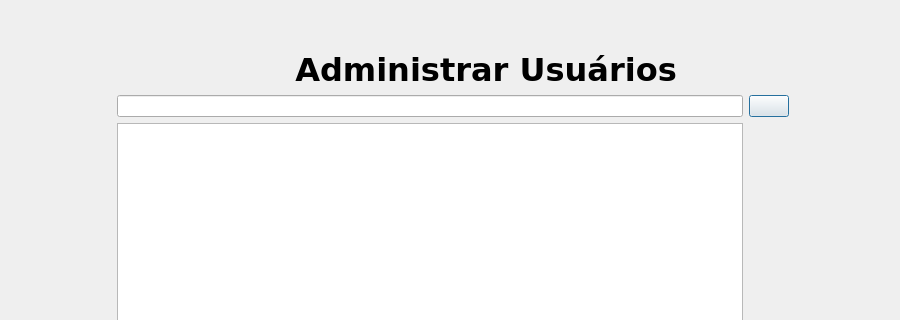
adrianorocha-dev/PiltoverLibrary, file adm_usuarios.ui: the form before one commit; both pictures show x 0 to 900 and y 0 to 320 of the 900 by 550 pixel window.
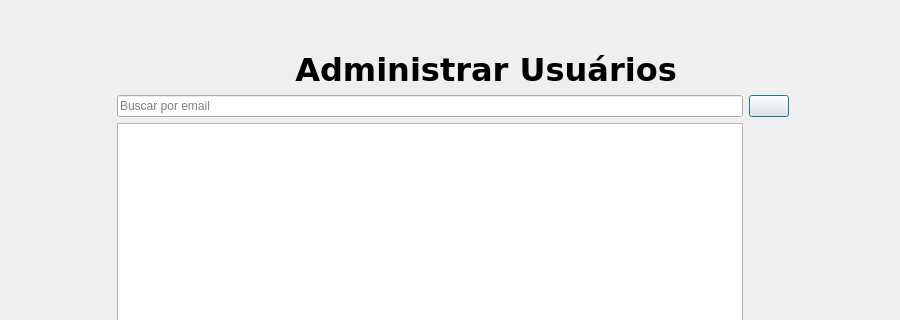
The form after the commit. Icons and pictures are not drawn.

Commit message: Modifiquei interfaces de busca

```diff
--- a/adm_usuarios.ui
+++ b/adm_usuarios.ui
@@ -87,7 +87,11 @@
     </spacer>
    </item>
    <item row="2" column="1">
-    <widget class="QLineEdit" name="lineEdit_buscar"/>
+    <widget class="QLineEdit" name="lineEdit_buscar">
+     <property name="placeholderText">
+      <string>Buscar por email</string>
+     </property>
+    </widget>
    </item>
    <item row="8" column="1">
     <spacer name="verticalSpacer">
```
The commit also changes 3 other files.
